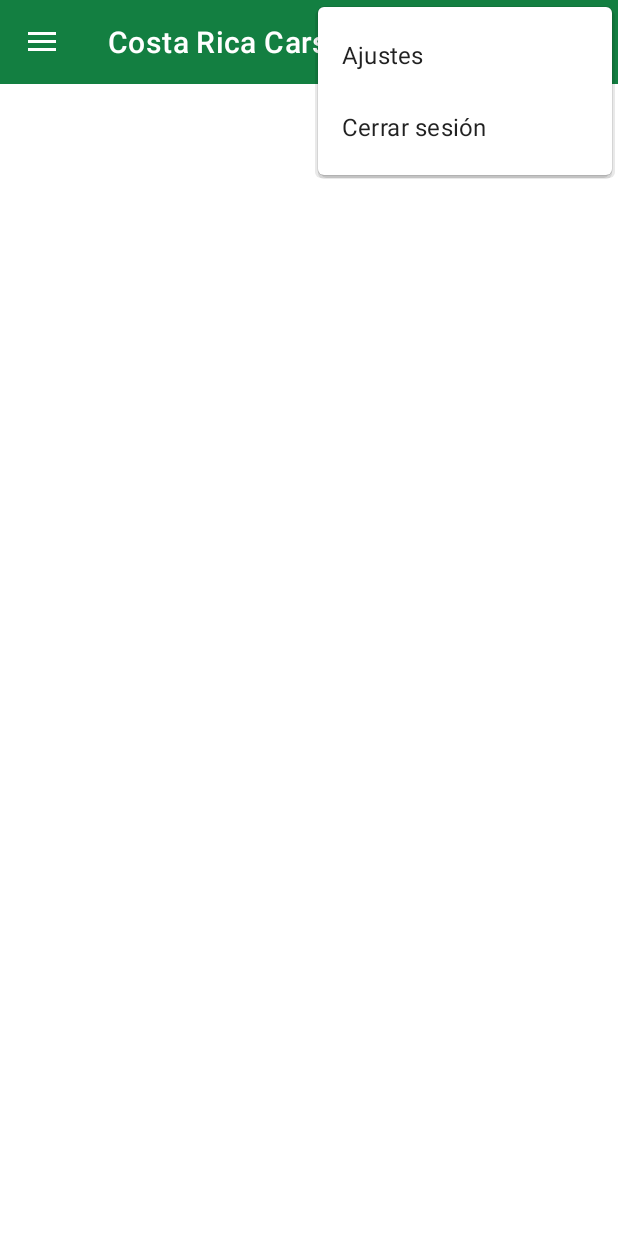
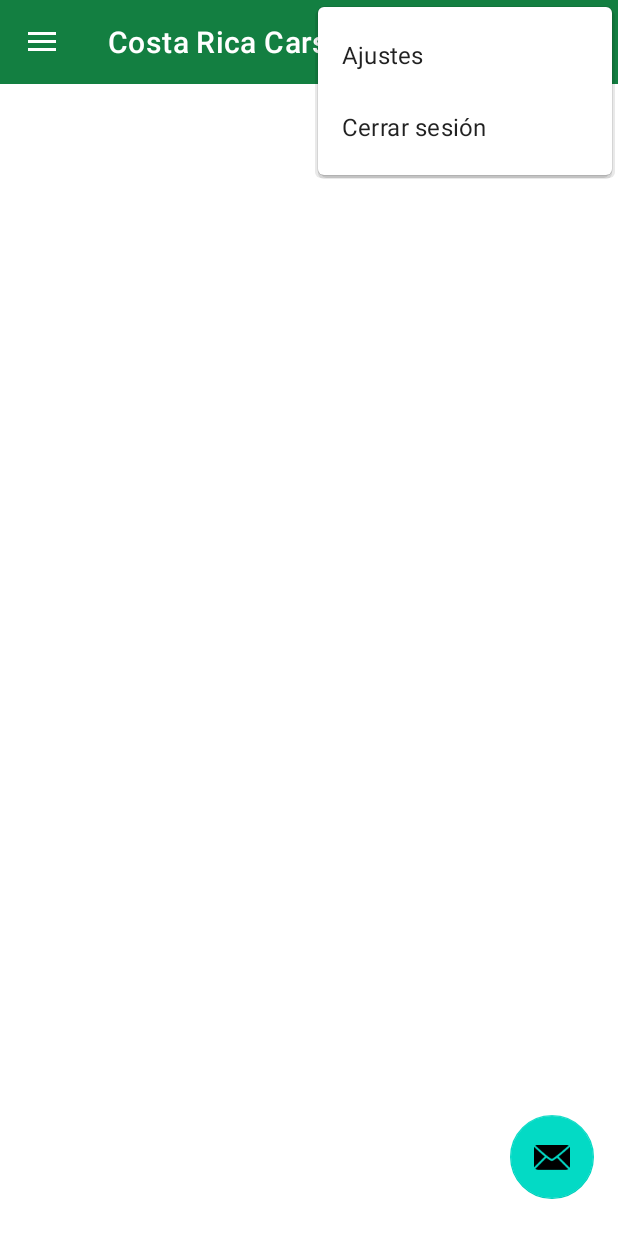
Before and after one commit to luiskacr/Fide-Rent, an Android app: the screen it shows after launch once a user with an empty profile is signed in (HomeActivity), with the options menu open, on a phone screen of 412 x 824 dp. Run offline under Robolectric (Android 15) with nearby library versions, the phone set to English and light mode, and no system bars; our stand-ins replace Firebase (no records; nobody signed in at launch, a user with empty details on screens opened directly), navigation-ui.

Commit message:
Botón de Contacto. WhatsApp y Correo

```diff
--- a/app/src/main/java/com/example/fide_rent/ForgotPasswordActivity.kt
+++ b/app/src/main/java/com/example/fide_rent/ForgotPasswordActivity.kt
@@ -5,8 +5,6 @@ import androidx.appcompat.app.AppCompatActivity
 import android.os.Bundle
 import com.example.fide_rent.customs.CustomAlerts
 import com.example.fide_rent.databinding.ActivityForgotPasswordBinding
-import com.example.fide_rent.databinding.ActivityLoginBinding
-import com.google.android.gms.auth.api.signin.GoogleSignInClient
 import com.google.firebase.FirebaseApp
 import com.google.firebase.auth.FirebaseAuth
 import com.google.firebase.auth.ktx.auth
--- a/app/src/main/java/com/example/fide_rent/RegisterActivity.kt
+++ b/app/src/main/java/com/example/fide_rent/RegisterActivity.kt
@@ -4,18 +4,13 @@ package com.example.fide_rent
 import android.content.Intent
 import androidx.appcompat.app.AppCompatActivity
 import android.os.Bundle
-import android.util.Log
 import com.example.fide_rent.customs.CustomAlerts
 import com.example.fide_rent.databinding.ActivityRegisterBinding
-import com.example.fide_rent.model.loginModel
 import com.google.firebase.FirebaseApp
 import com.google.firebase.auth.FirebaseAuth
 import com.google.firebase.auth.FirebaseUser
 import com.google.firebase.auth.UserProfileChangeRequest
 import com.google.firebase.auth.ktx.auth
-import com.google.firebase.database.DatabaseReference
-import com.google.firebase.database.FirebaseDatabase
-import com.google.firebase.database.ktx.database
 import com.google.firebase.ktx.Firebase
 
 
--- a/app/src/main/java/com/example/fide_rent/customs/CustomAlerts.kt
+++ b/app/src/main/java/com/example/fide_rent/customs/CustomAlerts.kt
@@ -12,7 +12,7 @@ class CustomAlerts {
     /*
     Function to display a basic alert
     */
-    fun showBasicAlert(title: String, message: String,context: AppCompatActivity){
+    fun showBasicAlert(title: String, message: String, context: AppCompatActivity){
         val builder = AlertDialog.Builder(context)
         builder.setTitle(title)
         builder.setMessage(message)
--- a/app/src/main/java/com/example/fide_rent/ui/home/HomeFragment.kt
+++ b/app/src/main/java/com/example/fide_rent/ui/home/HomeFragment.kt
@@ -7,6 +7,8 @@ import android.view.ViewGroup
 import android.widget.TextView
 import androidx.fragment.app.Fragment
 import androidx.lifecycle.ViewModelProvider
+import androidx.navigation.fragment.findNavController
+import com.example.fide_rent.R
 import com.example.fide_rent.databinding.FragmentHomeBinding
 import com.example.fide_rent.viewmodel.HomeViewModel
 
@@ -25,7 +27,10 @@ class HomeFragment : Fragment() {
         homeViewModel = ViewModelProvider(this).get(HomeViewModel::class.java)
         _binding = FragmentHomeBinding.inflate(inflater, container, false)
 
-
+        //Botón WhatsApp
+        binding.btnWhats.setOnClickListener {
+            findNavController().navigate(R.id.action_nav_home_to_contactFragment)
+        }
 
         //Show TextName
         val textView: TextView = binding.textHome
--- a/app/src/main/res/layout/fragment_home.xml
+++ b/app/src/main/res/layout/fragment_home.xml
@@ -20,4 +20,19 @@
         app:layout_constraintStart_toStartOf="parent"
         app:layout_constraintTop_toTopOf="parent" />
 
+    <com.google.android.material.floatingactionbutton.FloatingActionButton
+        android:id="@+id/btn_whats"
+        android:layout_width="wrap_content"
+        android:layout_height="wrap_content"
+        android:layout_marginStart="339dp"
+        android:layout_marginTop="276dp"
+        android:layout_marginEnd="16dp"
+        android:layout_marginBottom="16dp"
+        android:clickable="true"
+        android:src="@android:drawable/ic_dialog_email"
+        app:layout_constraintBottom_toBottomOf="parent"
+        app:layout_constraintEnd_toEndOf="parent"
+        app:layout_constraintStart_toStartOf="parent"
+        app:layout_constraintTop_toBottomOf="@+id/text_home" />
+
 </androidx.constraintlayout.widget.ConstraintLayout>
--- a/app/src/main/res/navigation/mobile_navigation.xml
+++ b/app/src/main/res/navigation/mobile_navigation.xml
@@ -16,6 +16,9 @@
         <action
             android:id="@+id/action_nav_home_to_select_car"
             app:destination="@id/select_car" />
+        <action
+            android:id="@+id/action_nav_home_to_contactFragment"
+            app:destination="@id/contactFragment" />
     </fragment>
 
     <fragment
@@ -60,5 +63,14 @@
             android:name="car"
             app:argType="com.example.fide_rent.model.Car" />
     </fragment>
+    <fragment
+        android:id="@+id/contactFragment"
+        android:name="com.example.fide_rent.ContactFragment"
+        android:label="fragment_contact"
+        tools:layout="@layout/fragment_contact" >
+        <action
+            android:id="@+id/action_contactFragment_to_nav_home"
+            app:destination="@id/nav_home" />
+    </fragment>
 
 </navigation>
```
Also changed, not shown: app/src/main/java/com/example/fide_rent/ContactFragment.kt (added, +60 -0 lines), app/src/main/res/layout/fragment_contact.xml (added, +29 -0 lines).
